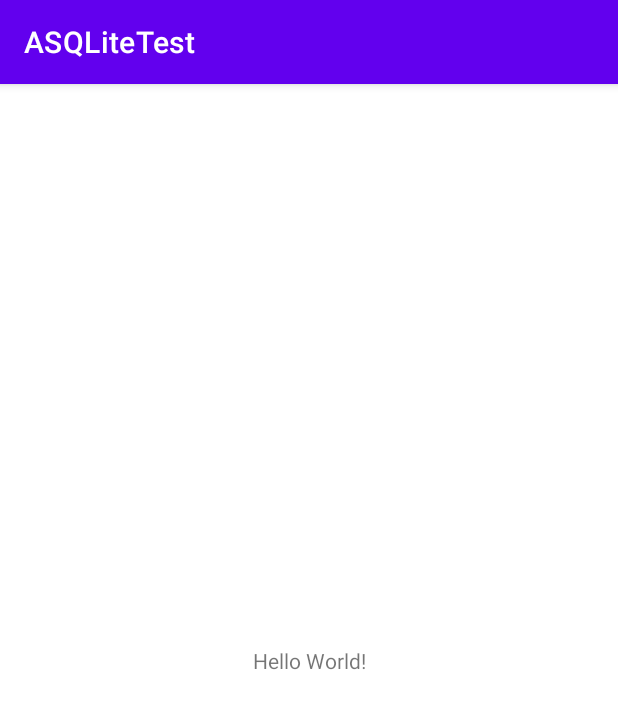
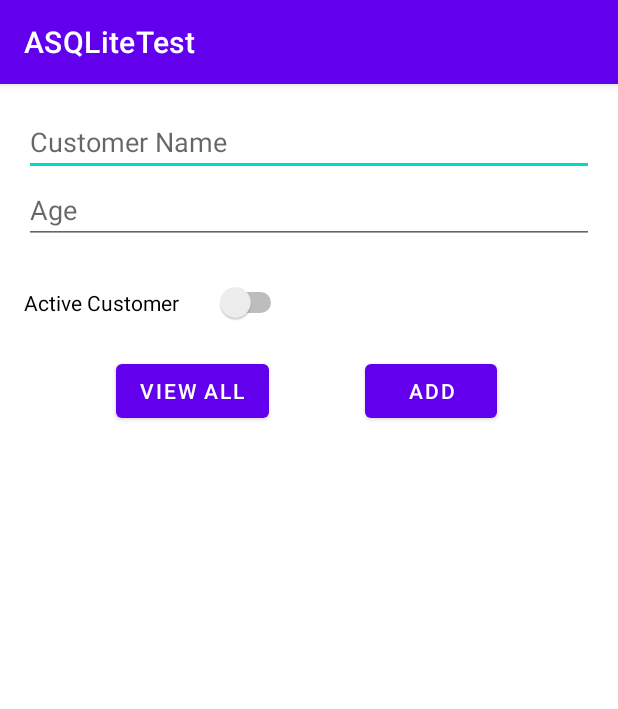
Before and after one commit to beiko14/ASQLiteTest, an Android app: the screen it shows after launch (MainActivity), on a phone screen of 412 x 824 dp. Shown: the top 709 px of the screen. Run offline under Robolectric (Android 15) with nearby library versions, the phone set to English and light mode, and no system bars.

Commit message:
creating simple layout

```diff
--- a/app/src/main/res/layout/activity_main.xml
+++ b/app/src/main/res/layout/activity_main.xml
@@ -6,13 +6,73 @@
     android:layout_height="match_parent"
     tools:context=".MainActivity">
 
-    <TextView
+    <EditText
+        android:id="@+id/editTextName"
+        android:layout_width="0dp"
+        android:layout_height="wrap_content"
+        android:layout_marginStart="16dp"
+        android:layout_marginTop="16dp"
+        android:layout_marginEnd="16dp"
+        android:ems="10"
+        android:hint="@string/CustomerName"
+        android:inputType="textPersonName"
+        app:layout_constraintEnd_toEndOf="parent"
+        app:layout_constraintStart_toStartOf="parent"
+        app:layout_constraintTop_toTopOf="parent" />
+
+    <EditText
+        android:id="@+id/editTextAge"
+        android:layout_width="0dp"
+        android:layout_height="wrap_content"
+        android:layout_marginStart="16dp"
+        android:layout_marginEnd="16dp"
+        android:ems="10"
+        android:hint="@string/Age"
+        android:inputType="number"
+        app:layout_constraintEnd_toEndOf="parent"
+        app:layout_constraintStart_toStartOf="parent"
+        app:layout_constraintTop_toBottomOf="@+id/editTextName" />
+
+    <Switch
+        android:id="@+id/buttonSwitch"
+        android:layout_width="175dp"
+        android:layout_height="38dp"
+        android:layout_marginTop="20dp"
+        android:text="@string/ActiveCustomer"
+        app:layout_constraintEnd_toEndOf="parent"
+        app:layout_constraintHorizontal_bias="0.067"
+        app:layout_constraintStart_toStartOf="parent"
+        app:layout_constraintTop_toBottomOf="@+id/editTextAge" />
+
+    <Button
+        android:id="@+id/buttonViewAll"
         android:layout_width="wrap_content"
         android:layout_height="wrap_content"
-        android:text="Hello World!"
+        android:layout_marginTop="16dp"
+        android:text="@string/ViewAll"
+        app:layout_constraintEnd_toEndOf="parent"
+        app:layout_constraintHorizontal_bias="0.25"
+        app:layout_constraintStart_toStartOf="parent"
+        app:layout_constraintTop_toBottomOf="@+id/buttonSwitch" />
+
+    <Button
+        android:id="@+id/buttonAdd"
+        android:layout_width="wrap_content"
+        android:layout_height="wrap_content"
+        android:layout_marginTop="16dp"
+        android:text="@string/Add"
+        app:layout_constraintEnd_toEndOf="parent"
+        app:layout_constraintHorizontal_bias="0.75"
+        app:layout_constraintStart_toStartOf="parent"
+        app:layout_constraintTop_toBottomOf="@+id/buttonSwitch" />
+
+    <ListView
+        android:id="@+id/ListViewCustomerList"
+        android:layout_width="0dp"
+        android:layout_height="0dp"
         app:layout_constraintBottom_toBottomOf="parent"
-        app:layout_constraintLeft_toLeftOf="parent"
-        app:layout_constraintRight_toRightOf="parent"
-        app:layout_constraintTop_toTopOf="parent" />
+        app:layout_constraintEnd_toEndOf="parent"
+        app:layout_constraintStart_toStartOf="parent"
+        app:layout_constraintTop_toBottomOf="@+id/buttonViewAll" />
 
 </androidx.constraintlayout.widget.ConstraintLayout>
--- a/app/src/main/res/values/strings.xml
+++ b/app/src/main/res/values/strings.xml
@@ -1,3 +1,8 @@
 <resources>
     <string name="app_name">ASQLiteTest</string>
+    <string name="CustomerName">Customer Name</string>
+    <string name="Age">Age</string>
+    <string name="ActiveCustomer">Active Customer</string>
+    <string name="ViewAll">View all</string>
+    <string name="Add">Add</string>
 </resources>
```
